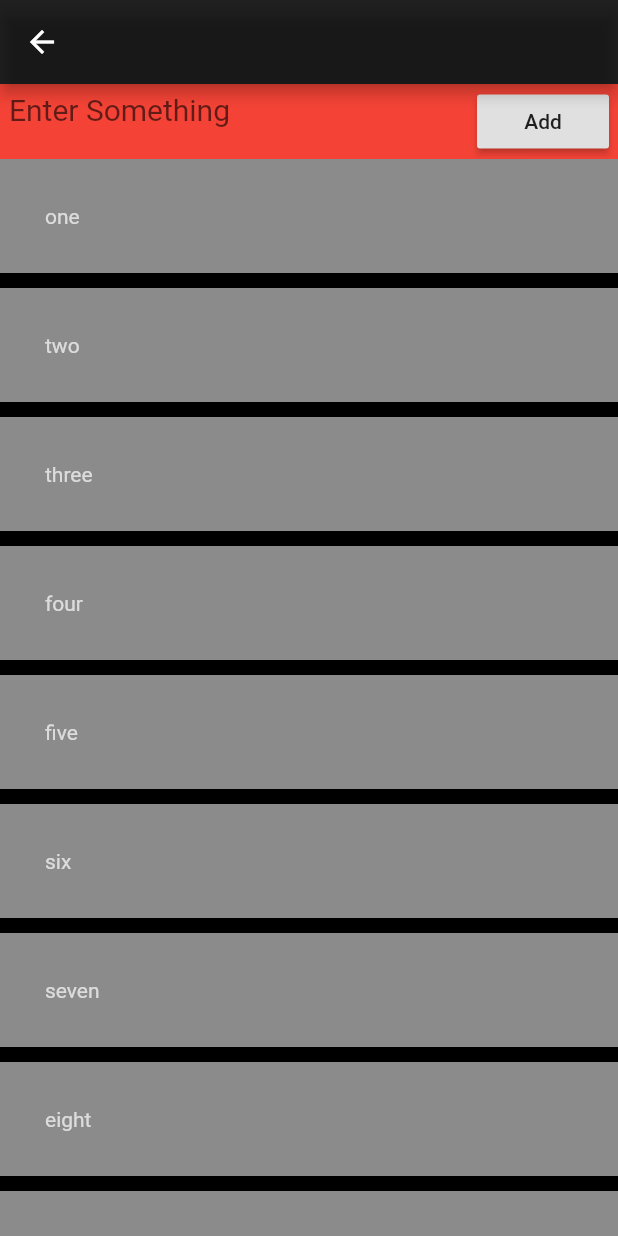
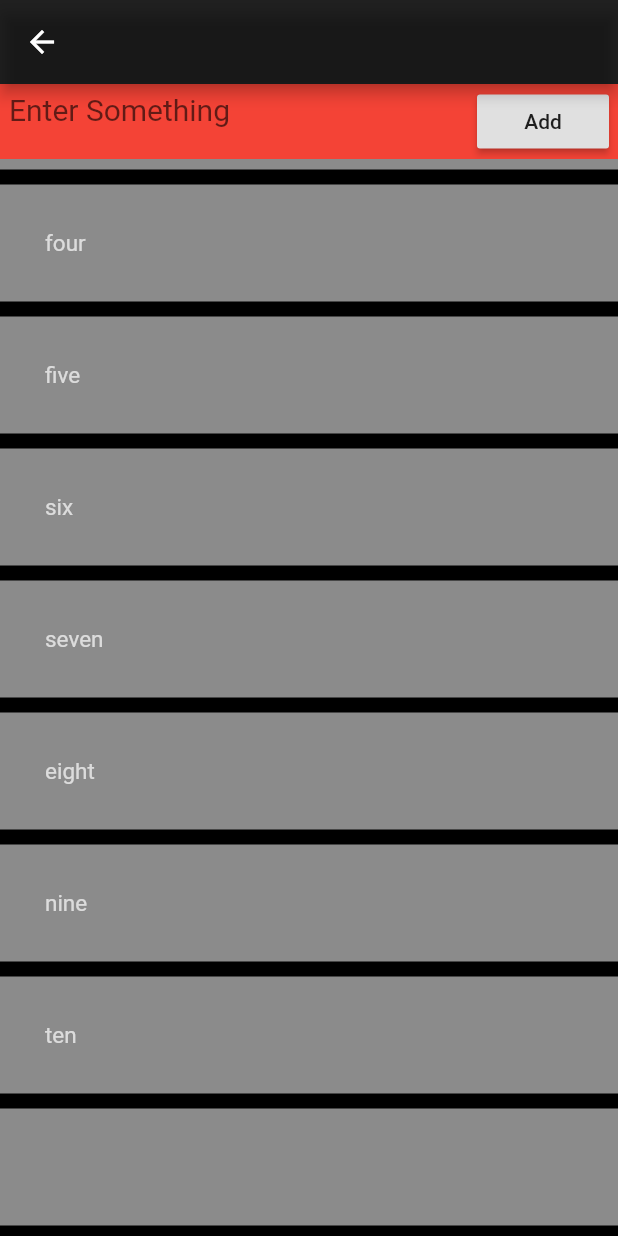
Before and after one commit to snehaljha/flutterLists, a Flutter app: the secondScreen screen opened directly with empty values, after a tap on "Add", on a phone screen of 412 x 824 dp. Run offline on Flutter 3.47's test engine with Material 2 defaults, Android fonts, the phone set to English and light mode, and no system bars.

Commit message:
added 2nd screen button function

```diff
--- a/lib/screens/first_screen.dart
+++ b/lib/screens/first_screen.dart
@@ -2,7 +2,12 @@ import 'package:flutter/material.dart';
 import 'package:lists/screens/second_screen.dart';
 import 'package:path/path.dart';
 
-class firstScreen extends StatelessWidget {
+class firstScreen extends StatefulWidget {
+  @override
+  _firstScreenState createState() => _firstScreenState();
+}
+
+class _firstScreenState extends State<firstScreen> {
   @override
   Widget build(BuildContext context) {
     return Scaffold(
--- a/lib/screens/second_screen.dart
+++ b/lib/screens/second_screen.dart
@@ -25,10 +25,27 @@ var numbers = [
   'ten'
 ];
 
-class secondScreen extends StatelessWidget {
+class secondScreen extends StatefulWidget {
   String list_name = "alphabet";
+  List list_items;
+
   secondScreen(String str) {
     list_name = str;
+    list_items = getItems(list_name);
+  }
+
+  @override
+  _secondScreenState createState() => _secondScreenState();
+}
+
+class _secondScreenState extends State<secondScreen> {
+  final tfController = TextEditingController();
+  final scrollController = ScrollController();
+
+  @override
+  void dispose() {
+    tfController.dispose;
+    super.dispose();
   }
 
   @override
@@ -36,7 +53,7 @@ class secondScreen extends StatelessWidget {
     return Scaffold(
       appBar: AppBar(
         title: Text(
-          list_name,
+          widget.list_name,
           style: TextStyle(color: Color(0xFFC9C9C9)),
         ),
         backgroundColor: Colors.black87,
@@ -57,6 +74,7 @@ class secondScreen extends StatelessWidget {
                     height: 30.0,
                     width: getTFWidth(context),
                     child: TextField(
+                      controller: tfController,
                       decoration: InputDecoration(
                         border: InputBorder.none,
                         hintText: 'Enter Something',
@@ -68,7 +86,13 @@ class secondScreen extends StatelessWidget {
                     child: Text('Add'),
                     splashColor: Colors.white30,
                     onPressed: () {
-                      print('button pressed');
+                      addItem(widget.list_items, tfController);
+                      setState(() {});
+                      scrollController.animateTo(
+                        scrollController.position.maxScrollExtent + 85,
+                        curve: Curves.easeInOut,
+                        duration: Duration(milliseconds: 300),
+                      );
                     },
                   )
                 ],
@@ -77,9 +101,10 @@ class secondScreen extends StatelessWidget {
             Expanded(
               child: Container(
                 child: SingleChildScrollView(
+                  controller: scrollController,
                   child: Column(
                     crossAxisAlignment: CrossAxisAlignment.stretch,
-                    children: getItems(list_name),
+                    children: widget.list_items,
                   ),
                 ),
               ),
@@ -106,9 +131,7 @@ generateItems(List list) {
       color: Color(0xff8b8b8b),
       child: Text(
         name,
-        style: TextStyle(
-          color: Colors.white70,
-        ),
+        style: TextStyle(color: Colors.white70, fontSize: 15.0),
       ),
     );
     items.add(widget);
@@ -120,3 +143,17 @@ getTFWidth(context) {
   double w = MediaQuery.of(context).size.width;
   return w - 100;
 }
+
+addItem(list_items, tfController) {
+  Widget item = new Container(
+    padding: EdgeInsets.all(30.0),
+    margin: EdgeInsets.only(bottom: 10.0),
+    alignment: Alignment.centerLeft,
+    color: Color(0xff8b8b8b),
+    child: Text(
+      tfController.text,
+      style: TextStyle(color: Colors.white70, fontSize: 15.0),
+    ),
+  );
+  list_items.add(item);
+}
--- a/pubspec.yaml
+++ b/pubspec.yaml
@@ -24,6 +24,7 @@ dependencies:
   flutter:
     sdk: flutter
   sqflite:
+  path_provider: ^1.3.0
   path:
 
 
```
Also changed, not shown: pubspec.lock.
